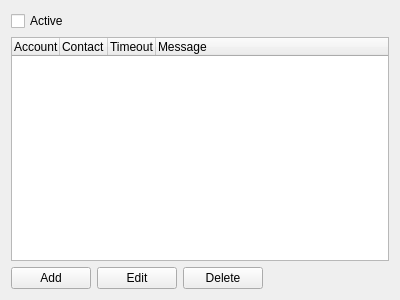
Qt form src/plugins/scheduler/scheduleroptions.ui (eyecu-im/eyecu-qt) before a commit.
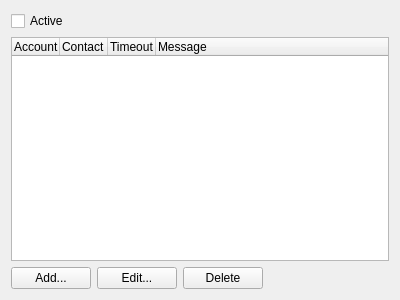
The same form after that commit.

What changed in the file:
```diff
--- a/src/plugins/scheduler/scheduleroptions.ui
+++ b/src/plugins/scheduler/scheduleroptions.ui
@@ -59,14 +59,14 @@
      <item>
       <widget class="QPushButton" name="pbAdd">
        <property name="text">
-        <string>Add</string>
+        <string>Add...</string>
        </property>
       </widget>
      </item>
      <item>
       <widget class="QPushButton" name="pbEdit">
        <property name="text">
-        <string>Edit</string>
+        <string>Edit...</string>
        </property>
       </widget>
      </item>
```
Left out of the diff: 2 changed lines with no effect on the pictures.
